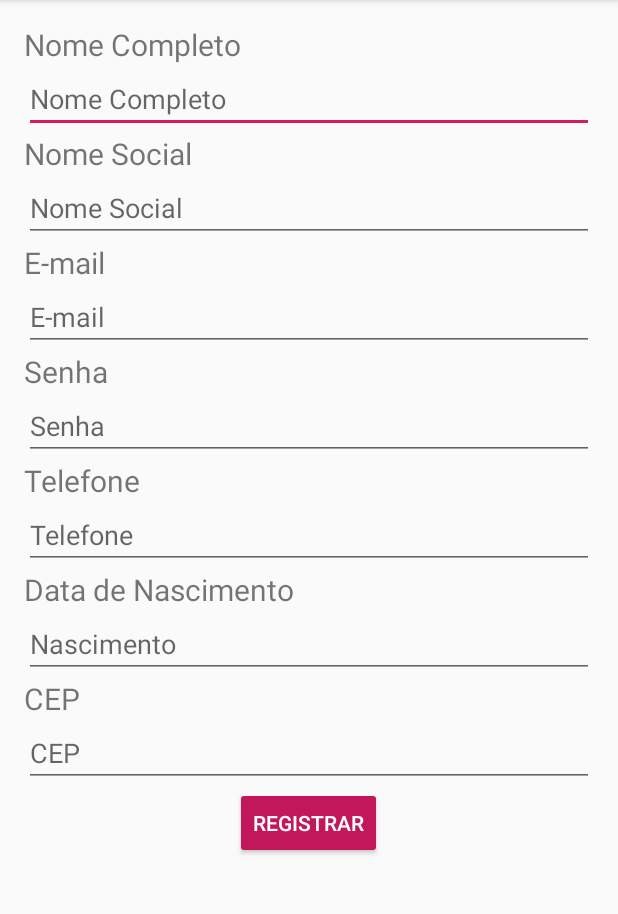
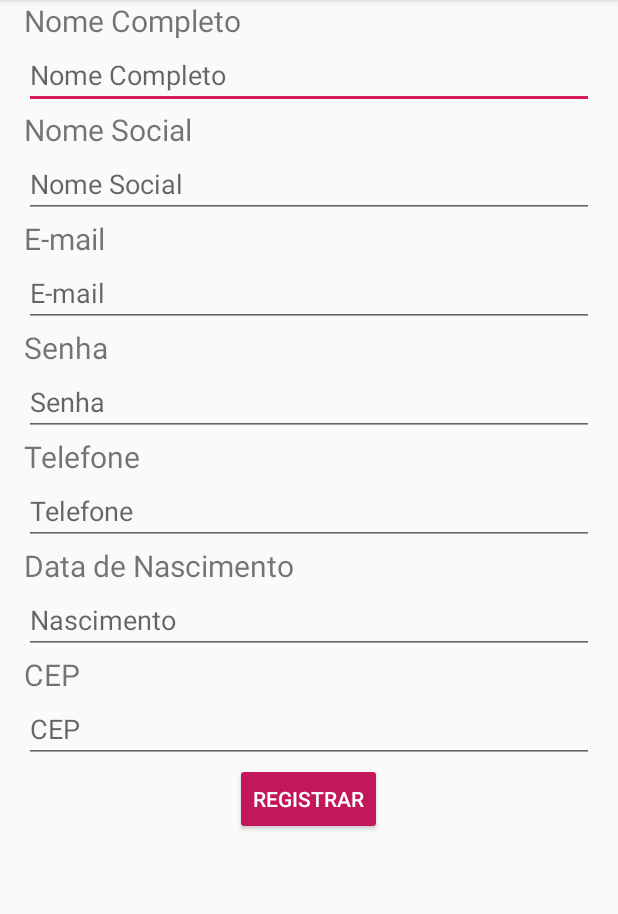
Before and after one commit to viniciusgeorge/bitNiquel, an Android app: the RegistroActivity screen opened directly, with no data from a screen before it, on a phone screen of 412 x 824 dp, the part 84-998 px from its top. Run offline under Robolectric (Android 15) with nearby library versions, the light colour scheme and no system bars.

Commit message:
Pequenas mudanças da aula passada

```diff
--- a/app/src/main/res/layout/tela_registro.xml
+++ b/app/src/main/res/layout/tela_registro.xml
@@ -1,137 +1,137 @@
 <?xml version="1.0" encoding="utf-8"?>
-<LinearLayout
-    xmlns:android="http://schemas.android.com/apk/res/android"
+<LinearLayout xmlns:android="http://schemas.android.com/apk/res/android"
     xmlns:tools="http://schemas.android.com/tools"
     android:id="@+id/activity_main"
+    android:layout_width="match_parent"
+    android:layout_height="wrap_content"
     android:orientation="vertical"
-    android:layout_width="match_parent"
-    android:layout_height="match_parent"
-    android:paddingBottom="16dp"
     android:paddingLeft="16dp"
     android:paddingRight="16dp"
-    android:paddingTop="16dp"
     tools:context=".RegistroActivity">
 
 
+    <ScrollView
+        android:layout_width="match_parent"
+        android:layout_height="wrap_content">
+
+
+        <LinearLayout
+            android:layout_width="match_parent"
+            android:layout_height="wrap_content"
+            android:orientation="vertical">
+
             <TextView
-        android:text="Nome Completo"
                 android:layout_width="wrap_content"
                 android:layout_height="wrap_content"
+                android:text="Nome Completo"
                 android:textSize="@dimen/tamFonte" />
 
             <EditText
+                android:id="@+id/nomeCompleto"
                 android:layout_width="match_parent"
                 android:layout_height="wrap_content"
-        android:hint="Nome Completo"
-        android:id="@+id/nomeCompleto"
-         />
+                android:hint="Nome Completo" />
 
             <TextView
-        android:text="Nome Social"
                 android:layout_width="wrap_content"
                 android:layout_height="wrap_content"
+                android:text="Nome Social"
                 android:textSize="@dimen/tamFonte" />
 
             <EditText
+                android:id="@+id/nomeSocial"
                 android:layout_width="match_parent"
                 android:layout_height="wrap_content"
-        android:hint="Nome Social"
-        android:id="@+id/nomeSocial"
-        />
+                android:hint="Nome Social" />
 
             <TextView
-        android:text="E-mail"
                 android:layout_width="wrap_content"
                 android:layout_height="wrap_content"
+                android:text="E-mail"
                 android:textSize="@dimen/tamFonte" />
 
 
             <EditText
+                android:id="@+id/email"
                 android:layout_width="match_parent"
                 android:layout_height="wrap_content"
-        android:hint="E-mail"
-        android:id="@+id/email"
-        />
+                android:hint="E-mail" />
 
             <TextView
-        android:text="Senha"
                 android:layout_width="wrap_content"
                 android:layout_height="wrap_content"
+                android:text="Senha"
                 android:textSize="@dimen/tamFonte" />
 
 
             <EditText
+                android:id="@+id/senha"
                 android:layout_width="match_parent"
                 android:layout_height="wrap_content"
                 android:hint="Senha"
-        android:inputType="textPassword"
-        android:id="@+id/senha"
-        />
+                android:inputType="textPassword" />
 
 
             <TextView
-        android:text="Telefone"
                 android:layout_width="wrap_content"
                 android:layout_height="wrap_content"
+                android:text="Telefone"
                 android:textSize="@dimen/tamFonte" />
 
 
             <EditText
+                android:id="@+id/telefone"
                 android:layout_width="match_parent"
                 android:layout_height="wrap_content"
                 android:hint="Telefone"
-        android:inputType="number"
-        android:id="@+id/telefone"
-         />
+                android:inputType="number" />
 
 
             <TextView
-        android:text="Data de Nascimento"
                 android:layout_width="wrap_content"
                 android:layout_height="wrap_content"
+                android:text="Data de Nascimento"
                 android:textSize="@dimen/tamFonte" />
 
 
             <EditText
+                android:id="@+id/nascimento"
                 android:layout_width="match_parent"
                 android:layout_height="wrap_content"
                 android:hint="Nascimento"
-        android:inputType="date"
-        android:id="@+id/nascimento"
-         />
+                android:inputType="date" />
 
 
             <TextView
-        android:text="CEP"
                 android:layout_width="wrap_content"
                 android:layout_height="wrap_content"
+                android:text="CEP"
                 android:textSize="@dimen/tamFonte" />
 
 
             <EditText
+                android:id="@+id/cep"
                 android:layout_width="match_parent"
                 android:layout_height="wrap_content"
                 android:hint="CEP"
-        android:inputType="number"
-        android:id="@+id/cep"
-         />
+                android:inputType="number" />
+        </LinearLayout>
+    </ScrollView>
 
 
 
+    <LinearLayout
+        android:layout_width="match_parent"
+        android:layout_height="wrap_content"
+        android:orientation="vertical">
 
     <!-- The value defined in onClick and method's name that handle the event has to be the same -->
     <Button
-        android:text="Registrar"
         android:layout_width="wrap_content"
         android:layout_height="wrap_content"
+        android:layout_gravity="center"
         android:onClick="registrar"
-        android:layout_gravity="center"
-        />
-
-
-
-
-
-
+        android:text="Registrar" />
 
     </LinearLayout>
+</LinearLayout>
```
Also changed, not shown: app/src/main/java/com/ufersacc/bitniquel/connect/Connector.java (+78 -3 lines). Lines whose indentation alone changed are shown as unchanged.
